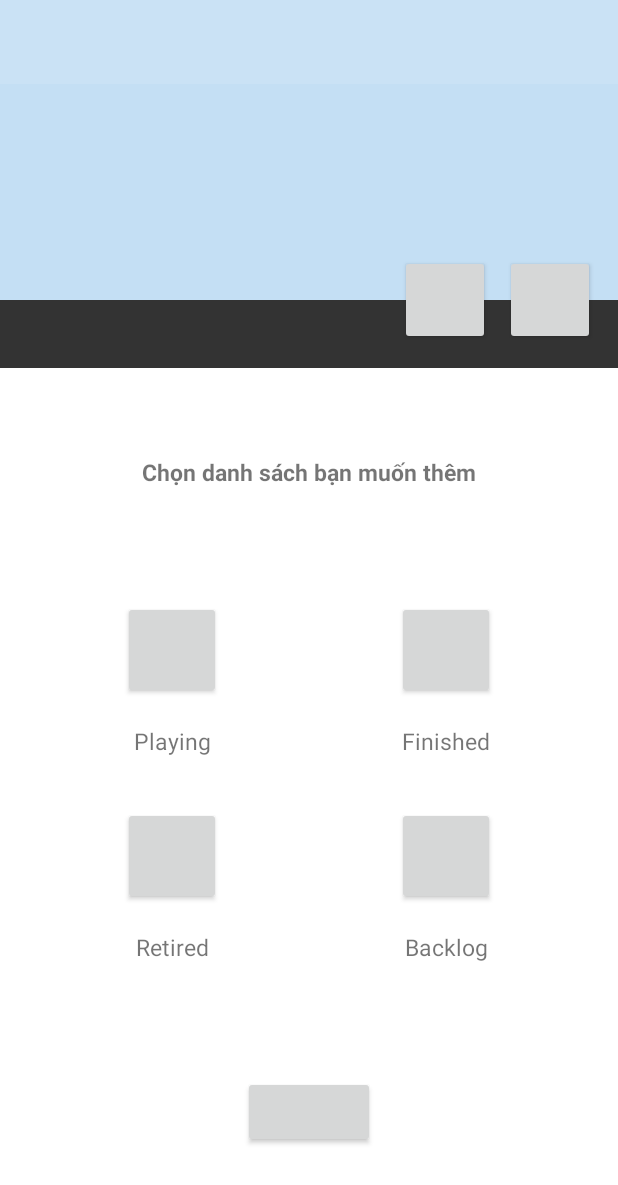
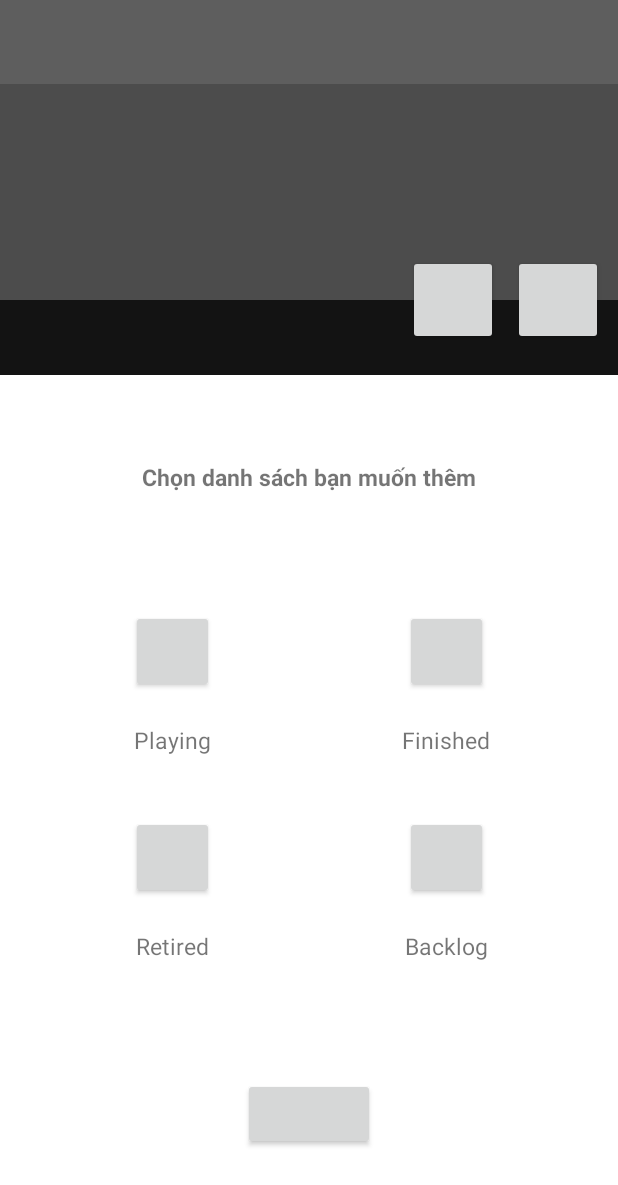
Before and after one commit to vietcuongk99/HowLongYouPlay, an Android app: the layout activity_game_2.xml on its own in the app's theme, with its tools: preview values and no code run, on a phone screen of 412 x 824 dp. Shown: the top 1185 px of the screen. Run offline under Robolectric (Android 15) with nearby library versions, the phone set to English and light mode, and no system bars; plain views replace FitButton, TransformationLayout.

Commit message:
cập nhật giao diện GameActivity
- tối ưu giao diện GameActivity

```diff
--- a/app/src/main/java/com/kdc/howlongyouplay/GameActivity.java
+++ b/app/src/main/java/com/kdc/howlongyouplay/GameActivity.java
@@ -129,8 +129,7 @@ public class GameActivity extends AppCompatActivity {
             Point size = new Point();
             display.getSize(size);
             int height = size.y;
-            imageView.getLayoutParams().height = height / 4;
-            top_content.getLayoutParams().height = (height / 4)*245/200;
+            top_content.getLayoutParams().height = height/3;
 
         }
 
--- a/app/src/main/res/layout/activity_game_2.xml
+++ b/app/src/main/res/layout/activity_game_2.xml
@@ -12,17 +12,18 @@
         android:layout_height="wrap_content"
         android:background="#FFFFFF">
 
+        <!--appbar content-->
         <RelativeLayout
             android:id="@+id/appbar_content"
             android:layout_width="match_parent"
             android:layout_height="wrap_content">
 
-            <!--image-->
+            <!--imageview và toolbar-->
             <RelativeLayout
                 android:id="@+id/top_content"
                 android:layout_width="match_parent"
-                android:layout_height="245dp"
-                android:background="#CC000000">
+                android:layout_height="250dp"
+                android:background="#B3000000">
 
 
                 <ImageView
@@ -31,9 +32,7 @@
                     android:layout_height="200dp"
                     android:layout_gravity="center_horizontal"
                     android:adjustViewBounds="true"
-                    android:scaleType="centerCrop"
-
-                    android:background="#C4DFF4"/>
+                    android:scaleType="centerCrop" />
 
                 <androidx.appcompat.widget.Toolbar
                     android:id="@+id/toolbar"
@@ -44,13 +43,51 @@
                     app:popupTheme="@style/MenuStyle"
                     app:titleTextColor="#fff" />
 
+
+                <!--title game và transformation button-->
+                <RelativeLayout
+                    android:layout_width="match_parent"
+                    android:layout_height="100dp"
+                    android:layout_alignParentBottom="true"
+                    android:layout_alignParentStart="true"
+                    android:layout_alignParentEnd="true">
+
+
+                    <LinearLayout
+                        android:layout_width="match_parent"
+                        android:layout_height="50dp"
+                        android:layout_alignParentBottom="true"
+                        android:layout_alignParentStart="true"
+                        android:layout_alignParentEnd="true"
+                        android:gravity="center_vertical"
+                        android:background="#BF000000" />
+
+                    <!--title game-->
+                    <TextView
+                        android:id="@+id/title"
+                        android:layout_width="wrap_content"
+                        android:layout_height="50dp"
+                        android:textSize="15sp"
+                        android:textColor="#fff"
+                        android:layout_alignParentBottom="true"
+                        android:layout_marginHorizontal="10dp"
+                        android:layout_toStartOf="@+id/group_transformation"
+                        android:layout_alignParentStart="true"
+                        android:gravity="center_vertical" />
+
+                    <!-- group transformation button-->
+                    <LinearLayout
+                        android:id="@+id/group_transformation"
+                        android:layout_width="wrap_content"
+                        android:layout_height="wrap_content"
+                        android:layout_alignParentEnd="true"
+                        android:layout_centerVertical="true"
+                        android:orientation="horizontal">
+
                         <com.skydoves.transformationlayout.TransformationLayout
                             android:id="@+id/button_transform_1"
                             android:layout_width="wrap_content"
                             android:layout_height="wrap_content"
-                    android:layout_alignParentBottom="true"
-                    android:layout_marginBottom="15dp"
-                    android:layout_toStartOf="@+id/button_transform_2"
                             app:transformation_duration="450"
                             app:transformation_direction="auto"
                             app:transformation_targetView="@id/group_action">
@@ -69,15 +106,12 @@
 
                         </com.skydoves.transformationlayout.TransformationLayout>
 
+                        <!--transformation statistic button-->
                         <com.skydoves.transformationlayout.TransformationLayout
                             android:id="@+id/button_transform_2"
                             android:layout_width="wrap_content"
                             android:layout_height="wrap_content"
-                    android:layout_alignParentBottom="true"
-                    android:layout_alignParentEnd="true"
-                    android:layout_marginBottom="15dp"
-                    android:layout_marginStart="10dp"
-                    android:layout_marginEnd="15dp">
+                            android:layout_marginHorizontal="10dp">
 
                             <com.github.nikartm.button.FitButton
                                 android:id="@+id/btn_2"
@@ -86,64 +120,41 @@
                                 app:fb_shape="circle"
                                 app:fb_backgroundColor="#FFFFFF"
                                 app:fb_icon="@mipmap/list"
-                        app:fb_iconWidth="40dp"
+                                app:fb_iconWidth="60dp"
                                 app:fb_iconHeight="40dp"
                                 android:gravity="center" />
 
 
                         </com.skydoves.transformationlayout.TransformationLayout>
 
-                <LinearLayout
-                    android:layout_width="match_parent"
-                    android:layout_height="45dp"
-                    android:layout_alignParentBottom="true"
-                    android:layout_alignParentStart="true"
-                    android:gravity="center_vertical">
+                    </LinearLayout>
 
-                    <TextView
-                        android:id="@+id/title"
-                        android:layout_weight="1.8"
-                        android:layout_width="0dp"
-                        android:layout_height="match_parent"
-                        android:textSize="15sp"
-                        android:textColor="#fff"
-                        android:gravity="center_vertical"
-                        android:layout_marginHorizontal="10dp"/>
 
-                    <TextView
-                        android:id="@+id/null_view"
-                        android:layout_weight="1"
-                        android:layout_width="0dp"
-                        android:layout_height="match_parent"
-                        android:textColor="#fff"
-                        android:gravity="center_vertical"
-                        android:paddingHorizontal="15dp"/>
 
-                </LinearLayout>
+
+
+                </RelativeLayout>
+
+
 
 
             </RelativeLayout>
 
 
             <!--game detail-->
+            <ScrollView
+                android:layout_width="match_parent"
+                android:layout_height="match_parent"
+                android:layout_below="@+id/top_content">
+
                 <LinearLayout
                     android:id="@+id/gamelog_detail"
                     android:layout_width="match_parent"
-                android:layout_height="match_parent"
-                android:layout_below="@+id/top_content"
+                    android:layout_height="wrap_content"
                     android:background="#fff"
                     android:padding="15dp"
-                layout_behavior="">
-
-                <ScrollView
-                    android:layout_width="match_parent"
-                    android:layout_height="match_parent"
                     android:orientation="vertical">
 
-                    <LinearLayout
-                        android:layout_width="match_parent"
-                        android:layout_height="wrap_content"
-                        android:orientation="vertical">
                     <TextView
                         android:id="@+id/game_title"
                         android:layout_width="match_parent"
@@ -197,12 +208,12 @@
                         android:textSize="18sp"
                         android:textStyle="bold" />
 
-                    </LinearLayout>
-                </ScrollView>
-
 
 
                 </LinearLayout>
+
+            </ScrollView>
+
 
             <!--layout group list portrait-->
             <androidx.constraintlayout.widget.ConstraintLayout
@@ -250,8 +261,8 @@
 
                         <com.github.nikartm.button.FitButton
                             android:id="@+id/add_playing"
-                            android:layout_width="65dp"
-                            android:layout_height="65dp"
+                            android:layout_width="55dp"
+                            android:layout_height="55dp"
                             android:enabled="true"
                             android:gravity="center"
                             app:fb_backgroundColor="#FFFFFF"
@@ -267,7 +278,7 @@
 
                         <TextView
                             android:id="@+id/playing"
-                            android:layout_width="65dp"
+                            android:layout_width="wrap_content"
                             android:layout_height="wrap_content"
                             android:layout_below="@+id/add_playing"
                             android:text="Playing"
@@ -292,8 +303,8 @@
 
                         <com.github.nikartm.button.FitButton
                             android:id="@+id/add_finished"
-                            android:layout_width="65dp"
-                            android:layout_height="65dp"
+                            android:layout_width="55dp"
+                            android:layout_height="55dp"
                             android:enabled="true"
                             android:gravity="center"
                             app:fb_backgroundColor="#FFFFFF"
@@ -309,7 +320,7 @@
 
                         <TextView
                             android:id="@+id/finished"
-                            android:layout_width="65dp"
+                            android:layout_width="wrap_content"
                             android:layout_height="wrap_content"
                             android:layout_below="@+id/add_finished"
                             android:text="Finished"
@@ -334,8 +345,8 @@
 
                         <com.github.nikartm.button.FitButton
                             android:id="@+id/add_retired"
-                            android:layout_width="65dp"
-                            android:layout_height="65dp"
+                            android:layout_width="55dp"
+                            android:layout_height="55dp"
                             android:enabled="true"
                             android:gravity="center"
                             app:fb_backgroundColor="#FFFFFF"
@@ -351,7 +362,7 @@
 
                         <TextView
                             android:id="@+id/retired"
-                            android:layout_width="65dp"
+                            android:layout_width="wrap_content"
                             android:layout_height="wrap_content"
                             android:layout_below="@+id/add_retired"
                             android:text="Retired"
@@ -376,8 +387,8 @@
 
                         <com.github.nikartm.button.FitButton
                             android:id="@+id/add_backlog"
-                            android:layout_width="65dp"
-                            android:layout_height="65dp"
+                            android:layout_width="55dp"
+                            android:layout_height="55dp"
                             android:enabled="true"
                             android:gravity="center"
                             app:fb_backgroundColor="#FFFFFF"
@@ -393,7 +404,7 @@
 
                         <TextView
                             android:id="@+id/backlog"
-                            android:layout_width="65dp"
+                            android:layout_width="wrap_content"
                             android:layout_height="wrap_content"
                             android:layout_below="@+id/add_backlog"
                             android:text="Backlog"
@@ -432,28 +443,11 @@
             </androidx.constraintlayout.widget.ConstraintLayout>
 
 
-            <!--layout landscape-->
-
-
-
-
-
-
-
         </RelativeLayout>
-
-
-
-
-
 
 
     </com.google.android.material.appbar.AppBarLayout>
 
 
 
-
-
-
-
 </RelativeLayout>
```
Lines whose indentation alone changed are shown as unchanged.
